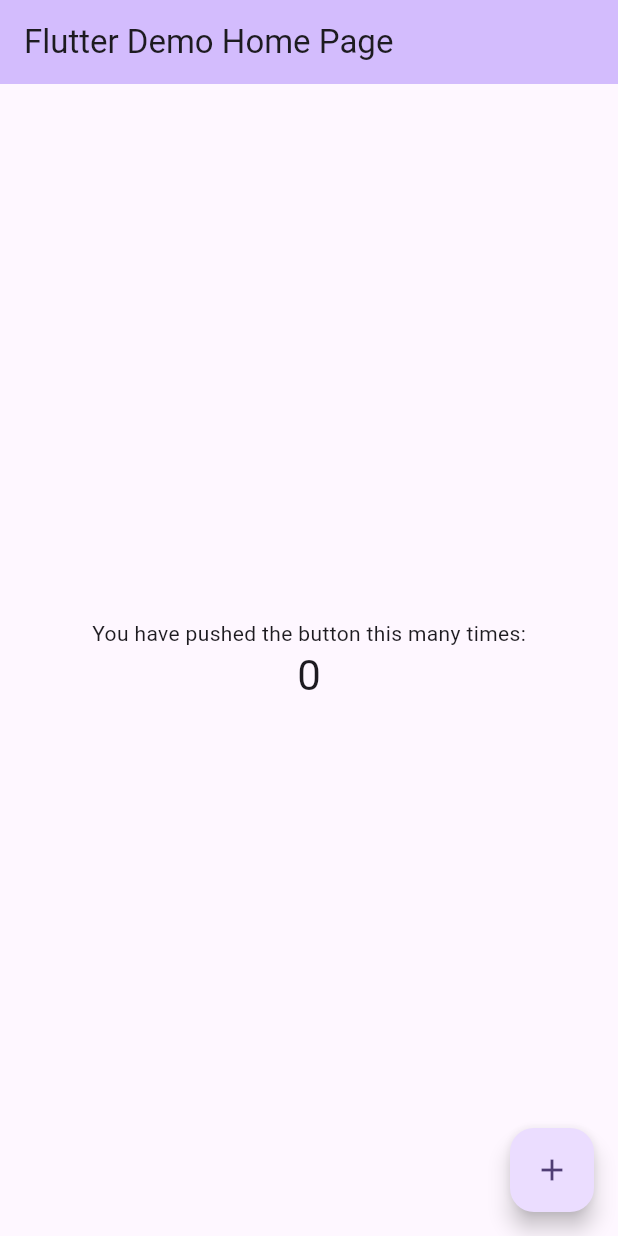
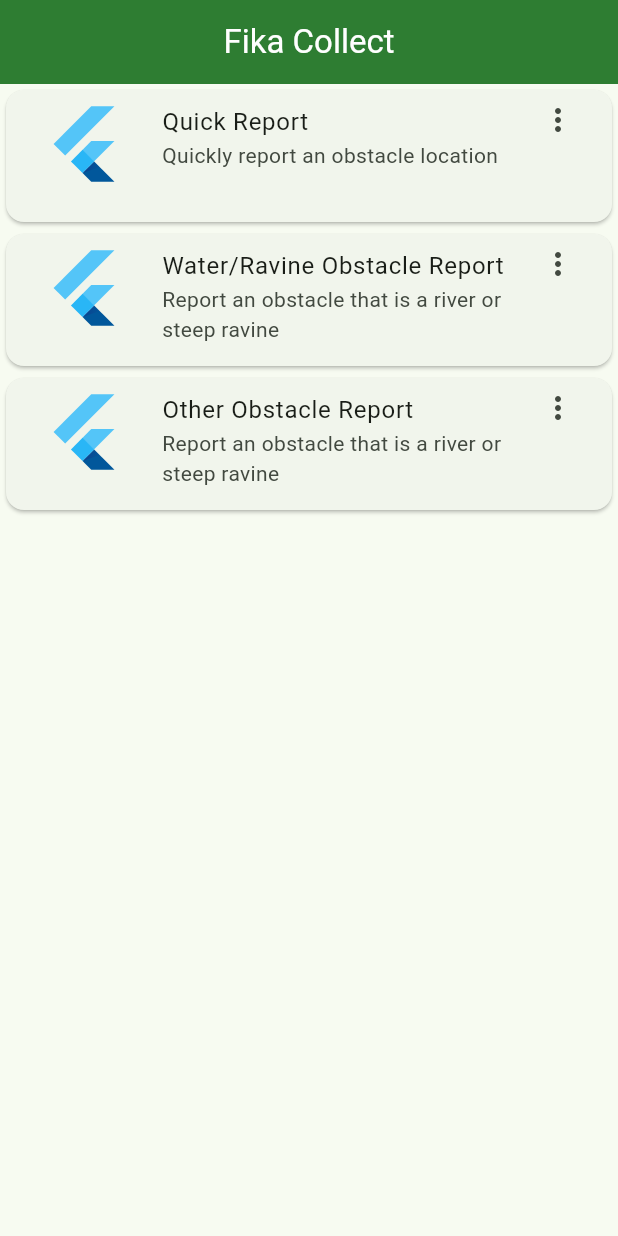
Before and after one commit to bridgestoprosperity/fikacollect, a Flutter app: the screen it shows after launch, on a phone screen of 412 x 824 dp. Run offline on Flutter 3.47's test engine with Material 3 defaults, Android fonts, the light colour scheme and no system bars.

Commit message:
updating with some demo surveys

```diff
--- /dev/null
+++ b/lib/assets/surveys.json
@@ -0,0 +1,29 @@
+{
+  "survey_id": "quick_report",
+  "title": "Quick Report Survey",
+  "questions": [
+    {
+      "id": "severity",
+      "type": "multiple_choice",
+      "question": "What is the severity of the obstacle?",
+      "options": [
+        "Level 1 - Minor",
+        "Level 2 - Moderate",
+        "Level 3 - Significant",
+        "Level 4 - Major"
+      ]
+    },
+    {
+      "id": "location",
+      "type": "short_answer",
+      "question": "What is the location of the obstacle?",
+      "hint": "Enter location description"
+    },
+    {
+      "id": "description",
+      "type": "long_answer",
+      "question": "Please describe the obstacle in detail:",
+      "hint": "Provide any additional details about the obstacle"
+    }
+  ]
+}
--- a/lib/main.dart
+++ b/lib/main.dart
@@ -1,4 +1,8 @@
 import 'package:flutter/material.dart';
+import 'quick_survey.dart';
+import 'water_survey.dart';
+import 'other_survey.dart';
+
 
 void main() {
   runApp(const MyApp());
@@ -11,7 +15,7 @@
   @override
   Widget build(BuildContext context) {
     return MaterialApp(
-      title: 'Flutter Demo',
+      title: 'Fika Collect',
       theme: ThemeData(
         // This is the theme of your application.
         //
@@ -28,10 +32,10 @@
         //
         // This works for code too, not just values: Most code changes can be
         // tested with just a hot reload.
-        colorScheme: ColorScheme.fromSeed(seedColor: Colors.deepPurple),
+        colorScheme: ColorScheme.fromSeed(seedColor: Colors.green),
         useMaterial3: true,
       ),
-      home: const MyHomePage(title: 'Flutter Demo Home Page'),
+      home: const MyHomePage(title: 'Fika Collect'),
     );
   }
 }
@@ -81,45 +85,73 @@
         // TRY THIS: Try changing the color here to a specific color (to
         // Colors.amber, perhaps?) and trigger a hot reload to see the AppBar
         // change color while the other colors stay the same.
-        backgroundColor: Theme.of(context).colorScheme.inversePrimary,
+        backgroundColor: Colors.green[800],
         // Here we take the value from the MyHomePage object that was created by
         // the App.build method, and use it to set our appbar title.
-        title: Text(widget.title),
+
+        title: Text(
+          widget.title,
+          style: TextStyle(color: Colors.white),
+        ),
+        centerTitle: true,
       ),
-      body: Center(
-        // Center is a layout widget. It takes a single child and positions it
-        // in the middle of the parent.
-        child: Column(
-          // Column is also a layout widget. It takes a list of children and
-          // arranges them vertically. By default, it sizes itself to fit its
-          // children horizontally, and tries to be as tall as its parent.
-          //
-          // Column has various properties to control how it sizes itself and
-          // how it positions its children. Here we use mainAxisAlignment to
-          // center the children vertically; the main axis here is the vertical
-          // axis because Columns are vertical (the cross axis would be
-          // horizontal).
-          //
-          // TRY THIS: Invoke "debug painting" (choose the "Toggle Debug Paint"
-          // action in the IDE, or press "p" in the console), to see the
-          // wireframe for each widget.
-          mainAxisAlignment: MainAxisAlignment.center,
-          children: <Widget>[
-            const Text(
-              'You have pushed the button this many times:',
+      body: ListView(
+        children: <Widget>[
+          InkWell(
+            onTap: () {
+              Navigator.push(
+                context,
+                MaterialPageRoute(builder: (context) => QuickSurvey()),
+              );
+            },
+            child: const Card(
+              child: ListTile(
+                leading: FlutterLogo(size: 72.0),
+                title: Text('Quick Report'),
+                subtitle: Text('Quickly report an obstacle location'),
+                trailing: Icon(Icons.more_vert),
+                isThreeLine: true,
+              ),
             ),
-            Text(
-              '$_counter',
-              style: Theme.of(context).textTheme.headlineMedium,
+          ),
+          InkWell(
+            onTap: () {
+              Navigator.push(
+                context,
+                MaterialPageRoute(builder: (context) => WaterSurvey()),
+              );
+            },
+            child: const Card(
+              child: ListTile(
+                leading: FlutterLogo(size: 72.0),
+                title: Text('Water/Ravine Obstacle Report'),
+                subtitle:
+                    Text('Report an obstacle that is a river or steep ravine'),
+                trailing: Icon(Icons.more_vert),
+                isThreeLine: true,
+              ),
             ),
-          ],
-        ),
+          ),
+          InkWell(
+            onTap: () {
+              Navigator.push(
+                context,
+                MaterialPageRoute(builder: (context) => OtherSurvey()),
+              );
+            },
+            child: const Card(
+              child: ListTile(
+                leading: FlutterLogo(size: 72.0),
+                title: Text('Other Obstacle Report'),
+                subtitle:
+                    Text('Report an obstacle that is a river or steep ravine'),
+                trailing: Icon(Icons.more_vert),
+                isThreeLine: true,
+              ),
+            ),
+          ),
+        ],
       ),
-      floatingActionButton: FloatingActionButton(
-        onPressed: _incrementCounter,
-        tooltip: 'Increment',
-        child: const Icon(Icons.add),
-      ), // This trailing comma makes auto-formatting nicer for build methods.
     );
   }
 }
--- /dev/null
+++ b/lib/other_survey.dart
@@ -0,0 +1,15 @@
+import 'package:flutter/material.dart';
+
+class OtherSurvey extends StatelessWidget {
+  @override
+  Widget build(BuildContext context) {
+    return Scaffold(
+      appBar: AppBar(
+        title: Text('Other Report Survey'),
+      ),
+      body: Center(
+        child: Text('Other Survey Form Here'),
+      ),
+    );
+  }
+}
--- /dev/null
+++ b/lib/water_survey.dart
@@ -0,0 +1,15 @@
+import 'package:flutter/material.dart';
+
+class WaterSurvey extends StatelessWidget {
+  @override
+  Widget build(BuildContext context) {
+    return Scaffold(
+      appBar: AppBar(
+        title: Text('Water Report Survey'),
+      ),
+      body: Center(
+        child: Text('Water Survey Form Here'),
+      ),
+    );
+  }
+}
--- a/pubspec.yaml
+++ b/pubspec.yaml
@@ -56,6 +56,9 @@ flutter:
   # included with your application, so that you can use the icons in
   # the material Icons class.
   uses-material-design: true
+  assets:
+    - lib/assets/
+    - lib/assets/images/
 
   # To add assets to your application, add an assets section, like this:
   # assets:
```
Also changed, not shown: lib/models/survey_model.dart (added, +52 -0 lines), lib/quick_survey.dart (added, +98 -0 lines), lib/widgets/survey_components.dart (added, +165 -0 lines).
